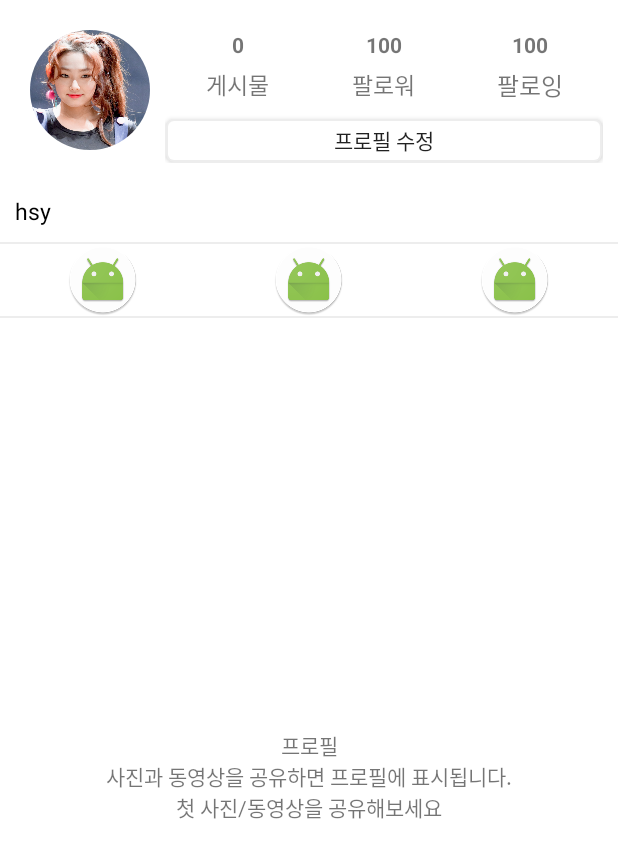
After one commit to Iksang/InstaCopyProject02, an Android app: the fragment frag_MyProfile shown on its own in the app's theme, on a phone screen of 412 x 824 dp. The commit adds this screen. Shown: the top 858 px of the screen. Run offline under Robolectric (Android 15) with nearby library versions, the phone set to English and light mode, and no system bars; our stand-ins replace CircleImageView.

Commit message:
프로필프래그먼트 완료
포스팅프래그먼트 작업중

```diff
--- a/app/build.gradle
+++ b/app/build.gradle
@@ -24,6 +24,8 @@
     androidTestCompile('com.android.support.test.espresso:espresso-core:2.2.2', {
         exclude group: 'com.android.support', module: 'support-annotations'
     })
+    compile 'de.hdodenhof:circleimageview:2.1.0'
+
     compile 'com.android.support:appcompat-v7:25.3.1'
     compile 'com.android.support.constraint:constraint-layout:1.0.2'
     testCompile 'junit:junit:4.12'
--- /dev/null
+++ b/app/src/main/java/kr/co/tjeit/instacopyproject02/fragment/frag_MyProfile.java
@@ -0,0 +1,24 @@
+package kr.co.tjeit.instacopyproject02.fragment;
+
+import android.app.Fragment;
+import android.os.Bundle;
+import android.support.annotation.Nullable;
+import android.view.LayoutInflater;
+import android.view.View;
+import android.view.ViewGroup;
+
+import kr.co.tjeit.instacopyproject02.R;
+
+/**
+ * Created by the on 2017-09-05.
+ */
+
+public class frag_MyProfile extends Fragment {
+    @Nullable
+    @Override
+    public View onCreateView(LayoutInflater inflater, @Nullable ViewGroup container, Bundle savedInstanceState) {
+        View v = inflater.inflate(R.layout.frag_my_profile, container, false);
+
+        return v;
+    }
+}
--- /dev/null
+++ b/app/src/main/res/drawable/gray_round_box.xml
@@ -0,0 +1,28 @@
+<?xml version="1.0" encoding="utf-8"?>
+<layer-list xmlns:android="http://schemas.android.com/apk/res/android">
+
+    <item
+        android:left="1dp"
+        android:right="1dp"
+        android:top="1dp"
+        android:bottom="1dp">
+        <shape>
+            <corners
+                android:radius="5dp"/>
+            <solid
+                android:color="@color/gray"/>
+        </shape>
+    </item>
+    <item
+        android:left="2dp"
+        android:right="2dp"
+        android:top="2dp"
+        android:bottom="2dp">
+        <shape>
+            <corners
+                android:radius="4dp"/>
+            <solid
+                android:color="@color/white"/>
+        </shape>
+    </item>
+</layer-list>
--- /dev/null
+++ b/app/src/main/res/layout/frag_my_profile.xml
@@ -0,0 +1,152 @@
+<?xml version="1.0" encoding="utf-8"?>
+<LinearLayout xmlns:android="http://schemas.android.com/apk/res/android"
+    android:orientation="vertical" android:layout_width="match_parent"
+    android:background="@color/white"
+    android:layout_height="match_parent">
+
+    <LinearLayout
+        android:padding="10dp"
+        android:layout_width="match_parent"
+        android:layout_height="wrap_content"
+        android:orientation="horizontal">
+
+        <de.hdodenhof.circleimageview.CircleImageView xmlns:app="http://schemas.android.com/apk/res-auto"
+            android:id="@+id/profile_image"
+            android:layout_width="100dp"
+            android:layout_height="100dp"
+            android:padding="10dp"
+            android:src="@drawable/mina_1"
+            app:civ_border_color="#FF000000" />
+
+        <LinearLayout
+            android:layout_width="match_parent"
+            android:layout_height="wrap_content"
+            android:orientation="vertical">
+
+            <LinearLayout
+                android:layout_width="match_parent"
+                android:layout_height="wrap_content"
+                android:orientation="horizontal">
+
+                <LinearLayout
+                    android:layout_width="0dp"
+                    android:layout_height="wrap_content"
+                    android:layout_marginTop="10dp"
+                    android:layout_weight="1"
+                    android:gravity="center"
+                    android:orientation="vertical">
+
+                    <TextView
+                        android:layout_width="wrap_content"
+                        android:layout_height="wrap_content"
+                        android:text="0"
+                        android:textSize="14sp"
+                        android:textStyle="bold" />
+
+                    <TextView
+                        android:layout_width="wrap_content"
+                        android:layout_height="wrap_content"
+                        android:layout_marginTop="5dp"
+                        android:text="게시물"
+                        android:textSize="15sp" />
+                </LinearLayout>
+
+                <LinearLayout
+                    android:layout_width="0dp"
+                    android:layout_height="wrap_content"
+                    android:layout_marginTop="10dp"
+                    android:layout_weight="1"
+                    android:gravity="center"
+                    android:orientation="vertical">
+
+                    <TextView
+                        android:layout_width="wrap_content"
+                        android:layout_height="wrap_content"
+                        android:text="100"
+                        android:textSize="14sp"
+                        android:textStyle="bold" />
+
+                    <TextView
+                        android:layout_width="wrap_content"
+                        android:layout_height="wrap_content"
+                        android:layout_marginTop="5dp"
+                        android:text="팔로워"
+                        android:textSize="15sp" />
+                </LinearLayout>
+
+                <LinearLayout
+                    android:layout_width="0dp"
+                    android:layout_height="wrap_content"
+                    android:layout_marginTop="10dp"
+                    android:layout_weight="1"
+                    android:gravity="center"
+                    android:orientation="vertical">
+
+                    <TextView
+                        android:layout_width="wrap_content"
+                        android:layout_height="wrap_content"
+                        android:text="100"
+                        android:textSize="14sp"
+                        android:textStyle="bold" />
+
+                    <TextView
+                        android:layout_width="wrap_content"
+                        android:layout_height="wrap_content"
+                        android:layout_marginTop="5dp"
+                        android:text="팔로잉"
+                        android:textSize="16sp" />
+                </LinearLayout>
+
+            </LinearLayout>
+
+            <Button
+                android:layout_width="match_parent"
+                android:layout_height="30dp"
+                android:layout_marginTop="10dp"
+                android:background="@drawable/gray_round_box"
+                android:text="프로필 수정" />
+        </LinearLayout>
+
+    </LinearLayout>
+    <TextView
+        android:padding="10dp"
+        android:layout_width="match_parent"
+        android:layout_height="wrap_content"
+        android:text="hsy"
+        android:textColor="@color/black"
+        android:textSize="15sp"/>
+    <TextView
+        android:layout_width="match_parent"
+        android:layout_height="1dp"
+        android:background="@color/gray"/>
+    <LinearLayout
+        android:orientation="horizontal"
+        android:layout_width="match_parent"
+        android:layout_height="wrap_content">
+        <ImageView
+            android:src="@mipmap/ic_launcher_round"
+            android:layout_weight="1"
+            android:layout_width="0dp"
+            android:layout_height="wrap_content" />
+        <ImageView
+            android:src="@mipmap/ic_launcher_round"
+            android:layout_weight="1"
+            android:layout_width="0dp"
+            android:layout_height="wrap_content" />
+        <ImageView
+            android:src="@mipmap/ic_launcher_round"
+            android:layout_weight="1"
+            android:layout_width="0dp"
+            android:layout_height="wrap_content" />
+    </LinearLayout>
+    <TextView
+        android:layout_width="match_parent"
+        android:layout_height="1dp"
+        android:background="@color/gray"/>
+    <TextView
+        android:gravity="center"
+        android:layout_width="match_parent"
+        android:layout_height="match_parent"
+        android:text="프로필\n사진과 동영상을 공유하면 프로필에 표시됩니다.\n첫 사진/동영상을 공유해보세요"/>
+
+</LinearLayout>
--- a/app/src/main/res/values/colors.xml
+++ b/app/src/main/res/values/colors.xml
@@ -3,4 +3,7 @@
     <color name="colorPrimary">#3F51B5</color>
     <color name="colorPrimaryDark">#303F9F</color>
     <color name="colorAccent">#FF4081</color>
+    <color name="black">#000000</color>
+    <color name="white">#FFFFFF</color>
+    <color name="gray">#EDEDED</color>
 </resources>
--- a/app/src/main/res/values/styles.xml
+++ b/app/src/main/res/values/styles.xml
@@ -1,7 +1,7 @@
 <resources>
 
     <!-- Base application theme. -->
-    <style name="AppTheme" parent="Theme.AppCompat.Light.DarkActionBar">
+    <style name="AppTheme" parent="Theme.AppCompat.Light.NoActionBar">
         <!-- Customize your theme here. -->
         <item name="colorPrimary">@color/colorPrimary</item>
         <item name="colorPrimaryDark">@color/colorPrimaryDark</item>
```
Also changed, not shown: app/src/main/java/kr/co/tjeit/instacopyproject02/adapter/PostingAdapter.java (added, +49 -0 lines), app/src/main/java/kr/co/tjeit/instacopyproject02/data/User.java (added, +8 -0 lines), app/src/main/java/kr/co/tjeit/instacopyproject02/fragment/frag_PostingNotice.java (added, +28 -0 lines), app/src/main/res/layout/frag_notice.xml (added, +35 -0 lines), app/src/main/res/layout/posting_notice_item.xml (added, +25 -0 lines), app/src/main/res/drawable/instagram_icon.png (added), app/src/main/res/drawable/mina_1.jpg (added).
